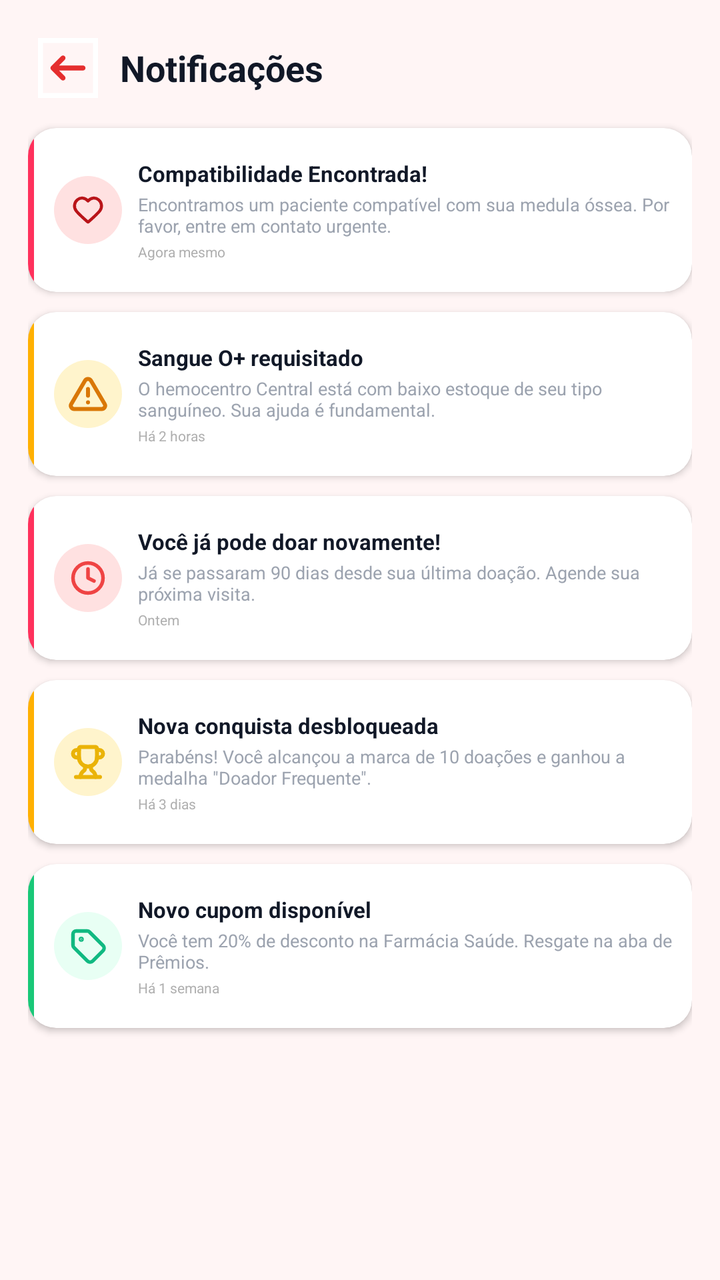
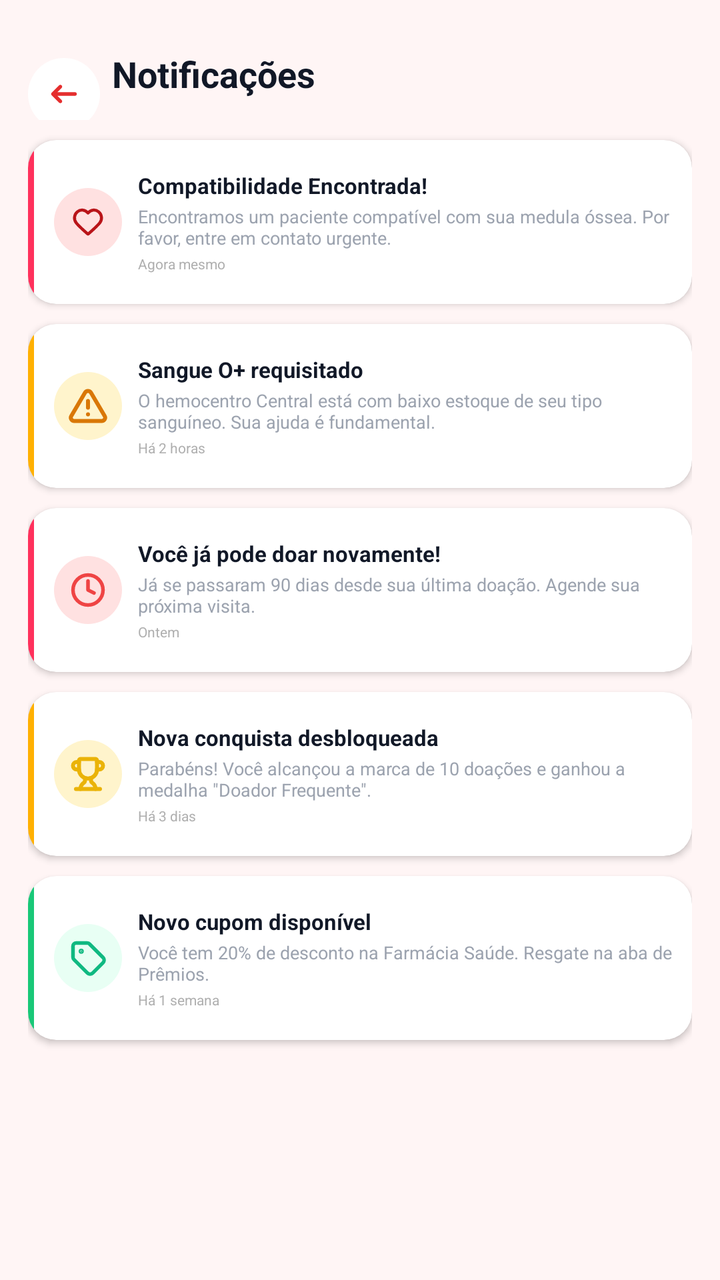

Before-and-after screenshots of an Android layout around one commit, followed by the original layout XML and the change that was made.
<!-- AndroidManifest.xml: application theme Theme.Hemo_Conecta -->
<!-- res/layout/fragment_notificacoes.xml -->
<?xml version="1.0" encoding="utf-8"?>
<FrameLayout xmlns:android="http://schemas.android.com/apk/res/android"
    xmlns:app="http://schemas.android.com/apk/res-auto"
    xmlns:tools="http://schemas.android.com/tools"
    android:layout_width="match_parent"
    android:layout_height="match_parent"
    tools:context=".NotificacoesFragment">

    <androidx.constraintlayout.widget.ConstraintLayout
        android:layout_width="match_parent"
        android:layout_height="match_parent"
        android:background="@color/background">

        <ScrollView
            android:layout_width="0dp"
            android:layout_height="match_parent"
            android:fillViewport="true"
            android:scrollbars="none"
            app:layout_constraintEnd_toEndOf="parent"
            app:layout_constraintStart_toStartOf="parent"
            app:layout_constraintTop_toTopOf="parent">

            <LinearLayout
                android:layout_width="match_parent"
                android:layout_height="wrap_content"
                android:orientation="vertical"
                android:padding="14dp">

                
                <LinearLayout
                    android:layout_width="match_parent"
                    android:layout_height="wrap_content"
                    android:gravity="center_vertical"
                    android:orientation="horizontal">

                    <ImageButton
                        android:id="@+id/btnBack"
                        android:layout_width="40dp"
                        android:layout_height="40dp"
                        android:background="?attr/selectableItemBackgroundBorderless"
                        android:contentDescription="Voltar"
                        android:padding="8dp"
                        android:src="@drawable/ic_back" />

                    <TextView
                        android:layout_width="wrap_content"
                        android:layout_height="wrap_content"
                        android:layout_marginStart="6dp"
                        android:text="Notificações"
                        android:textColor="#111827"
                        android:textSize="18sp"
                        android:textStyle="bold" />

                </LinearLayout>


                
                <androidx.cardview.widget.CardView
                    android:layout_width="match_parent"
                    android:layout_height="82dp"
                    android:layout_marginTop="10dp"
                    android:layout_marginBottom="10dp"
                    app:cardCornerRadius="14dp"
                    app:cardElevation="2dp">

                    <LinearLayout
                        android:layout_width="match_parent"
                        android:layout_height="match_parent"
                        android:orientation="horizontal">

                        <View
                            android:layout_width="3dp"
                            android:layout_height="match_parent"
                            android:background="#FF315C" />

                        <ImageView
                            android:id="@+id/iconHeart"
                            android:layout_width="34dp"
                            android:layout_height="34dp"
                            android:layout_gravity="center_vertical"
                            android:layout_marginStart="10dp"
                            android:background="@drawable/bg_icone_medalha"
                            android:backgroundTint="@color/red_light"
                            android:padding="8dp"
                            android:src="@drawable/ic_heart" />

                        <LinearLayout
                            android:layout_width="0dp"
                            android:layout_height="match_parent"
                            android:layout_weight="1"
                            android:layout_marginStart="8dp"
                            android:gravity="center_vertical"
                            android:orientation="vertical">

                            <TextView
                                android:id="@+id/tvTitle1"
                                android:layout_width="match_parent"
                                android:layout_height="wrap_content"
                                android:text="Compatibilidade Encontrada!"
                                android:textColor="#111827"
                                android:textSize="11sp"
                                android:textStyle="bold" />

                            <TextView
                                android:id="@+id/tvDescription1"
                                android:layout_width="match_parent"
                                android:layout_height="wrap_content"
                                android:layout_marginTop="2dp"
                                android:maxLines="2"
                                android:text="Encontramos um paciente compatível com sua medula óssea. Por favor, entre em contato urgente."
                                android:textColor="#9CA3AF"
                                android:textSize="9sp" />

                            <TextView
                                android:id="@+id/tvTime1"
                                android:layout_width="match_parent"
                                android:layout_height="wrap_content"
                                android:layout_marginTop="2dp"
                                android:text="Agora mesmo"
                                android:textColor="#B0B0B0"
                                android:textSize="7sp" />

                        </LinearLayout>

                    </LinearLayout>

                </androidx.cardview.widget.CardView>


                
                <androidx.cardview.widget.CardView
                    android:layout_width="match_parent"
                    android:layout_height="82dp"
                    android:layout_marginBottom="10dp"
                    app:cardCornerRadius="14dp"
                    app:cardElevation="2dp">

                    <LinearLayout
                        android:layout_width="match_parent"
                        android:layout_height="match_parent"
                        android:orientation="horizontal">

                        <View
                            android:layout_width="3dp"
                            android:layout_height="match_parent"
                            android:background="#FFB000" />

                        <ImageView
                            android:id="@+id/iconWarning"
                            android:layout_width="34dp"
                            android:layout_height="34dp"
                            android:layout_gravity="center_vertical"
                            android:layout_marginStart="10dp"
                            android:background="@drawable/bg_icone_medalha"
                            android:backgroundTint="#FFF4CC"
                            android:padding="7dp"
                            android:src="@drawable/ic_warning" />

                        <LinearLayout
                            android:layout_width="0dp"
                            android:layout_height="match_parent"
                            android:layout_weight="1"
                            android:layout_marginStart="8dp"
                            android:gravity="center_vertical"
                            android:orientation="vertical">

                            <TextView
                                android:id="@+id/tvTitle2"
                                android:layout_width="match_parent"
                                android:layout_height="wrap_content"
                                android:text="Sangue O+ requisitado"
                                android:textColor="#111827"
                                android:textSize="11sp"
                                android:textStyle="bold" />

                            <TextView
                                android:id="@+id/tvDescription2"
                                android:layout_width="match_parent"
                                android:layout_height="wrap_content"
                                android:layout_marginTop="2dp"
                                android:maxLines="2"
                                android:text="O hemocentro Central está com baixo estoque de seu tipo sanguíneo. Sua ajuda é fundamental."
                                android:textColor="#9CA3AF"
                                android:textSize="9sp" />

                            <TextView
                                android:id="@+id/tvTime2"
                                android:layout_width="match_parent"
                                android:layout_height="wrap_content"
                                android:layout_marginTop="2dp"
                                android:text="Há 2 horas"
                                android:textColor="#B0B0B0"
                                android:textSize="7sp" />

                        </LinearLayout>


                    </LinearLayout>

                </androidx.cardview.widget.CardView>


                
                <androidx.cardview.widget.CardView
                    android:layout_width="match_parent"
                    android:layout_height="82dp"
                    android:layout_marginBottom="10dp"
                    app:cardCornerRadius="14dp"
                    app:cardElevation="2dp">

                    <LinearLayout
                        android:layout_width="match_parent"
                        android:layout_height="match_parent"
                        android:orientation="horizontal">

                        <View
                            android:layout_width="3dp"
                            android:layout_height="match_parent"
                            android:background="#FF315C" />

                        <ImageView
                            android:id="@+id/iconClock"
                            android:layout_width="34dp"
                            android:layout_height="34dp"
                            android:layout_gravity="center_vertical"
                            android:layout_marginStart="10dp"
                            android:background="@drawable/bg_icone_medalha"
                            android:backgroundTint="@color/red_light"
                            android:padding="8dp"
                            android:src="@drawable/ic_clock" />

                        <LinearLayout
                            android:layout_width="0dp"
                            android:layout_height="match_parent"
                            android:layout_weight="1"
                            android:layout_marginStart="8dp"
                            android:gravity="center_vertical"
                            android:orientation="vertical">

                            <TextView
                                android:id="@+id/tvTitle3"
                                android:layout_width="match_parent"
                                android:layout_height="wrap_content"
                                android:text="Você já pode doar novamente!"
                                android:textColor="#111827"
                                android:textSize="11sp"
                                android:textStyle="bold" />

                            <TextView
                                android:id="@+id/tvDescription3"
                                android:layout_width="match_parent"
                                android:layout_height="wrap_content"
                                android:layout_marginTop="2dp"
                                android:maxLines="2"
                                android:text="Já se passaram 90 dias desde sua última doação. Agende sua próxima visita."
                                android:textColor="#9CA3AF"
                                android:textSize="9sp" />

                            <TextView
                                android:id="@+id/tvTime3"
                                android:layout_width="match_parent"
                                android:layout_height="wrap_content"
                                android:layout_marginTop="2dp"
                                android:text="Ontem"
                                android:textColor="#B0B0B0"
                                android:textSize="7sp" />

                        </LinearLayout>

                    </LinearLayout>

                </androidx.cardview.widget.CardView>


                
                <androidx.cardview.widget.CardView
                    android:layout_width="match_parent"
                    android:layout_height="82dp"
                    android:layout_marginBottom="10dp"
                    app:cardCornerRadius="14dp"
                    app:cardElevation="2dp">

                    <LinearLayout
                        android:layout_width="match_parent"
                        android:layout_height="match_parent"
                        android:orientation="horizontal">

                        <View
                            android:layout_width="3dp"
                            android:layout_height="match_parent"
                            android:background="#FFB000" />

                        <ImageView
                            android:id="@+id/iconTrophy"
                            android:layout_width="34dp"
                            android:layout_height="34dp"
                            android:layout_gravity="center_vertical"
                            android:layout_marginStart="10dp"
                            android:background="@drawable/bg_icone_medalha"
                            android:backgroundTint="#FFF4CC"
                            android:padding="8dp"
                            android:src="@drawable/ic_trophy" />

                        <LinearLayout
                            android:layout_width="0dp"
                            android:layout_height="match_parent"
                            android:layout_weight="1"
                            android:layout_marginStart="8dp"
                            android:gravity="center_vertical"
                            android:orientation="vertical">

                            <TextView
                                android:id="@+id/tvTitle4"
                                android:layout_width="match_parent"
                                android:layout_height="wrap_content"
                                android:text="Nova conquista desbloqueada"
                                android:textColor="#111827"
                                android:textSize="11sp"
                                android:textStyle="bold" />

                            <TextView
                                android:id="@+id/tvDescription4"
                                android:layout_width="match_parent"
                                android:layout_height="wrap_content"
                                android:layout_marginTop="2dp"
                                android:maxLines="2"
                                android:text="Parabéns! Você alcançou a marca de 10 doações e ganhou a medalha &quot;Doador Frequente&quot;."
                                android:textColor="#9CA3AF"
                                android:textSize="9sp" />

                            <TextView
                                android:id="@+id/tvTime4"
                                android:layout_width="match_parent"
                                android:layout_height="wrap_content"
                                android:layout_marginTop="2dp"
                                android:text="Há 3 dias"
                                android:textColor="#B0B0B0"
                                android:textSize="7sp" />

                        </LinearLayout>

                    </LinearLayout>

                </androidx.cardview.widget.CardView>


                
                <androidx.cardview.widget.CardView
                    android:layout_width="match_parent"
                    android:layout_height="82dp"
                    android:layout_marginBottom="12dp"
                    app:cardCornerRadius="14dp"
                    app:cardElevation="2dp">

                    <LinearLayout
                        android:layout_width="match_parent"
                        android:layout_height="match_parent"
                        android:orientation="horizontal">

                        <View
                            android:layout_width="3dp"
                            android:layout_height="match_parent"
                            android:background="#19C878" />

                        <ImageView
                            android:id="@+id/iconCoupon"
                            android:layout_width="34dp"
                            android:layout_height="34dp"
                            android:layout_gravity="center_vertical"
                            android:layout_marginStart="10dp"
                            android:background="@drawable/bg_icone_medalha"
                            android:backgroundTint="#E8FFF4"
                            android:padding="8dp"
                            android:src="@drawable/ic_tag" />

                        <LinearLayout
                            android:layout_width="0dp"
                            android:layout_height="match_parent"
                            android:layout_weight="1"
                            android:layout_marginStart="8dp"
                            android:gravity="center_vertical"
                            android:orientation="vertical">

                            <TextView
                                android:id="@+id/tvTitle5"
                                android:layout_width="match_parent"
                                android:layout_height="wrap_content"
                                android:text="Novo cupom disponível"
                                android:textColor="#111827"
                                android:textSize="11sp"
                                android:textStyle="bold" />

                            <TextView
                                android:id="@+id/tvDescription5"
                                android:layout_width="match_parent"
                                android:layout_height="wrap_content"
                                android:layout_marginTop="2dp"
                                android:maxLines="2"
                                android:text="Você tem 20% de desconto na Farmácia Saúde. Resgate na aba de Prêmios."
                                android:textColor="#9CA3AF"
                                android:textSize="9sp" />

                            <TextView
                                android:id="@+id/tvTime5"
                                android:layout_width="match_parent"
                                android:layout_height="wrap_content"
                                android:layout_marginTop="2dp"
                                android:text="Há 1 semana"
                                android:textColor="#B0B0B0"
                                android:textSize="7sp" />

                        </LinearLayout>

                    </LinearLayout>

                </androidx.cardview.widget.CardView>

            </LinearLayout>

        </ScrollView>


    </androidx.constraintlayout.widget.ConstraintLayout>

</FrameLayout>
<!-- resources referenced by this layout -->
<resources>
  <color name="background">#FFF5F5</color>
  <color name="red_light">#FFE1E1</color>
  <!-- drawable bg_icone_medalha (drawable) -->
  <?xml version="1.0" encoding="utf-8"?>
  <shape xmlns:android="http://schemas.android.com/apk/res/android"
      android:shape="oval">
  </shape>
  <!-- drawable ic_clock (drawable) -->
  <vector xmlns:android="http://schemas.android.com/apk/res/android"
      android:width="20dp"
      android:height="20dp"
      android:viewportWidth="20"
      android:viewportHeight="20">
    <group>
      <clip-path
          android:pathData="M0,0h20v20h-20z"/>
      <path
          android:pathData="M1.67,10.005C1.67,5.402 5.402,1.67 10.005,1.67C14.608,1.67 18.34,5.402 18.34,10.005C18.34,14.608 14.608,18.34 10.005,18.34C5.402,18.34 1.67,14.608 1.67,10.005Z"
          android:strokeLineJoin="round"
          android:strokeWidth="2"
          android:fillColor="#00000000"
          android:strokeColor="#EF4444"
          android:strokeLineCap="round"/>
      <path
          android:pathData="M10,5V10.002L13.33,11.67"
          android:strokeLineJoin="round"
          android:strokeWidth="2"
          android:fillColor="#00000000"
          android:strokeColor="#EF4444"
          android:strokeLineCap="round"/>
    </group>
  </vector>
  <!-- drawable ic_heart (drawable) -->
  <vector xmlns:android="http://schemas.android.com/apk/res/android" android:height="24dp" android:viewportHeight="24" android:viewportWidth="24" android:width="24dp">
        
      <path android:fillColor="#00000000" android:fillType="evenOdd" android:pathData="M12,6C10.201,3.903 7.194,3.255 4.939,5.175C2.685,7.096 2.367,10.306 4.138,12.577C5.61,14.465 10.065,18.448 11.525,19.737C11.688,19.881 11.77,19.953 11.865,19.982C11.948,20.006 12.039,20.006 12.123,19.982C12.218,19.953 12.299,19.881 12.463,19.737C13.923,18.448 18.378,14.465 19.85,12.577C21.62,10.306 21.342,7.075 19.048,5.175C16.755,3.275 13.799,3.903 12,6Z" android:strokeColor="#B91419" android:strokeLineCap="round" android:strokeLineJoin="round" android:strokeWidth="2"/>
      
  </vector>
  <!-- drawable ic_tag (drawable) -->
  <vector xmlns:android="http://schemas.android.com/apk/res/android"
      android:width="20dp"
      android:height="20dp"
      android:viewportWidth="20"
      android:viewportHeight="20">
    <group>
      <clip-path
          android:pathData="M0,0h20v20h-20z"/>
      <path
          android:pathData="M10.813,2.176C10.489,1.852 10.05,1.67 9.592,1.67H3.397C2.443,1.67 1.67,2.443 1.67,3.397V9.591C1.67,10.05 1.852,10.489 2.176,10.813L9.693,18.33C10.511,19.142 11.83,19.142 12.647,18.33L18.33,12.647C19.142,11.83 19.142,10.51 18.33,9.693L10.813,2.176Z"
          android:strokeLineJoin="round"
          android:strokeWidth="2"
          android:fillColor="#00000000"
          android:strokeColor="#10B981"
          android:strokeLineCap="round"/>
      <path
          android:pathData="M5.83,6.245C5.83,6.016 6.016,5.83 6.245,5.83C6.474,5.83 6.66,6.016 6.66,6.245C6.66,6.474 6.474,6.66 6.245,6.66C6.016,6.66 5.83,6.474 5.83,6.245Z"
          android:strokeLineJoin="round"
          android:strokeWidth="2"
          android:fillColor="#10B981"
          android:strokeColor="#10B981"
          android:strokeLineCap="round"/>
    </group>
  </vector>
  <style name="Theme.Hemo_Conecta" parent="Base.Theme.Hemo_Conecta" />
  <style name="Base.Theme.Hemo_Conecta" parent="Theme.Material3.DayNight.NoActionBar">
          
          
      </style>
  <!-- unchanged entries left out for length: 3 -->
</resources>

<!-- the commit's change to res/layout/fragment_notificacoes.xml (unified diff, before → after) -->
@@ -33,14 +33,22 @@
                     android:gravity="center_vertical"
                     android:orientation="horizontal">
 
-                    <ImageButton
+                    
+                    <FrameLayout
                         android:id="@+id/btnBack"
-                        android:layout_width="40dp"
-                        android:layout_height="40dp"
-                        android:background="?attr/selectableItemBackgroundBorderless"
-                        android:contentDescription="Voltar"
-                        android:padding="8dp"
-                        android:src="@drawable/ic_back" />
+                        android:layout_width="36dp"
+                        android:layout_height="36dp"
+                        android:layout_marginTop="10dp"
+                        android:background="@drawable/bg_icon"
+                        android:backgroundTint="@color/white">
+
+                        <ImageView
+                            android:layout_width="22dp"
+                            android:layout_height="22dp"
+                            android:layout_gravity="center"
+                            android:contentDescription="Voltar"
+                            android:src="@drawable/ic_back" />
+                    </FrameLayout>
 
                     <TextView
                         android:layout_width="wrap_content"
<!-- resource entries referenced after the edit -->
@@ -2,6 +2,12 @@
 <resources>
   <color name="background">#FFF5F5</color>
   <color name="red_light">#FFE1E1</color>
+  <color name="white">#FFFFFF</color>
+  <!-- drawable bg_icon (drawable) -->
+  <?xml version="1.0" encoding="utf-8"?>
+  <shape xmlns:android="http://schemas.android.com/apk/res/android"
+      android:shape="oval">
+  </shape>
   <!-- drawable bg_icone_medalha (drawable) -->
   <?xml version="1.0" encoding="utf-8"?>
   <shape xmlns:android="http://schemas.android.com/apk/res/android"
